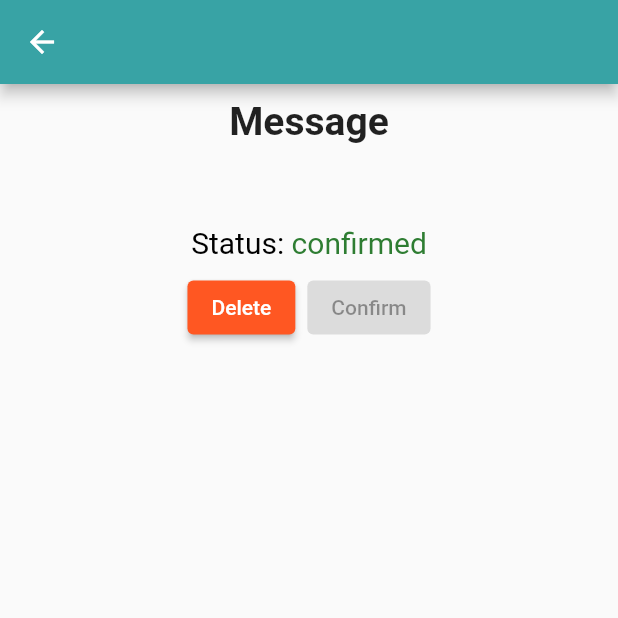
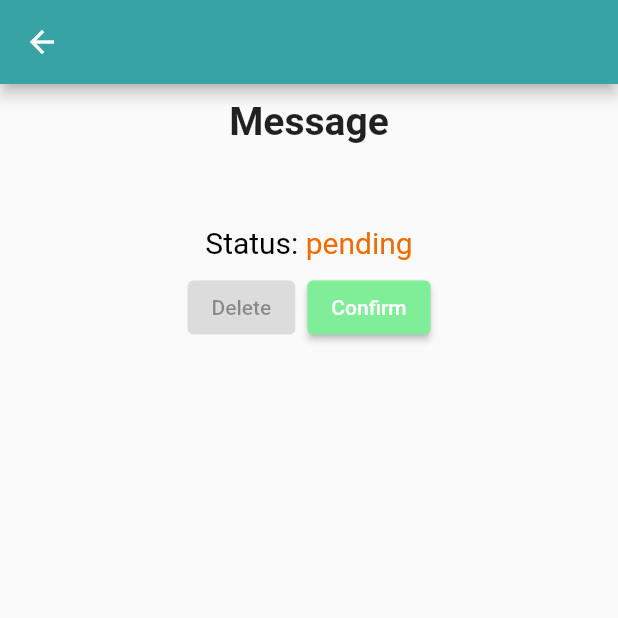
Before and after one commit to DRP-Basket/Basket, a Flutter app: the DonorRespond screen opened directly, after a tap on "Delete", on a phone screen of 412 x 824 dp, the top half of it. Run offline on Flutter 3.47's test engine with Material 2 defaults, Android fonts, the phone set to English and light mode, and no system bars; our stand-ins replace cloud_firestore, firebase_auth, firebase_core, firebase_storage, flutter_datetime_picker, geocoding and 5 more; missing offline and left inert: telephony; accounts and stored records are empty.

Commit message:
Change status message on respond tap through provider and requestmodel

```diff
--- a/frontend/lib/views/donor/donor_requests.dart
+++ b/frontend/lib/views/donor/donor_requests.dart
@@ -106,7 +106,7 @@ class _DonorRequestsState extends State<DonorRequests> {
 class RequestModel {
   final String name;
   final String message;
-  final String status;
+  String status;
   final String curUID;
   final String reqID;
 
--- a/frontend/lib/views/donor/donor_respond.dart
+++ b/frontend/lib/views/donor/donor_respond.dart
@@ -12,24 +12,15 @@ class DonorRespond extends StatefulWidget {
 }
 
 class _DonorRespondState extends State<DonorRespond> {
-  late String status;
-  late String name;
-  late String message;
-  late String curUID;
-  late String reqID;
+  late RequestModel requestModel;
 
   @override
   Widget build(BuildContext context) {
-    RequestModel requestModel = Provider.of(context);
-    status = requestModel.status;
-    name = requestModel.name;
-    message = requestModel.message;
-    curUID = requestModel.curUID;
-    reqID = requestModel.reqID;
+    requestModel = Provider.of(context);
 
     return Scaffold(
       appBar: AppBar(
-        title: Text(name),
+        title: Text(requestModel.name),
       ),
       body: Container(
         child: _message(),
@@ -48,7 +39,7 @@ class _DonorRespondState extends State<DonorRespond> {
           padding: EdgeInsets.only(top: 10),
         ),
         Container(
-          child: Text(message, style: TextStyle(fontSize: 16)),
+          child: Text(requestModel.message, style: TextStyle(fontSize: 16)),
           padding: EdgeInsets.symmetric(horizontal: 10, vertical: 10),
         ),
         _statusText(),
@@ -59,7 +50,7 @@ class _DonorRespondState extends State<DonorRespond> {
 
   Widget _statusText() {
     List<TextSpan> children = [];
-    if (status == "pending") {
+    if (requestModel.status == "pending") {
       children.add(TextSpan(
           text: "pending",
           style: TextStyle(color: Colors.orange[800], fontSize: 20)));
@@ -79,7 +70,7 @@ class _DonorRespondState extends State<DonorRespond> {
 
   Widget _getButtonBar() {
     List<Widget> children = [];
-    if (status == "pending") {
+    if (requestModel.status == "pending") {
       children.add(ElevatedButton(onPressed: null, child: Text("Delete")));
       children.add(ElevatedButton(
         onPressed: () {
@@ -110,15 +101,20 @@ class _DonorRespondState extends State<DonorRespond> {
   void _statusTap(bool confirm) async {
     final DocumentReference ref = FirebaseFirestore.instance
         .collection("donors")
-        .doc(curUID)
+        .doc(requestModel.curUID)
         .collection("requests")
-        .doc(reqID);
+        .doc(requestModel.reqID);
+    String newStatus;
     if (confirm) {
-      await ref.update({"status": "confirmed"}).catchError(
-          (error) => print(error.toString()));
+      newStatus = "confirmed";
     } else {
-      await ref.update({"status": "pending"}).catchError(
-          (error) => print(error.toString()));
+      newStatus = "pending";
     }
+    await ref
+        .update({"status": newStatus})
+        .then((value) => setState(() {
+              requestModel.status = newStatus;
+            }))
+        .catchError((error) => print(error.toString()));
   }
 }
```
